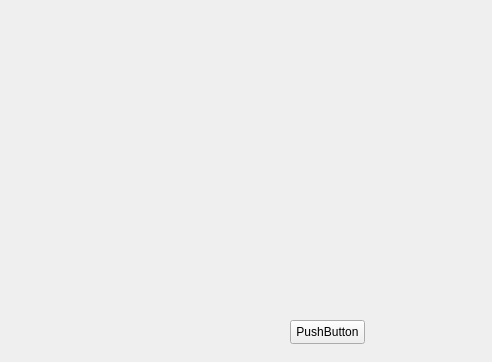
Before: the Qt Designer form mainwindow.ui in Pledoge/qt_template, drawn with Qt 5; both pictures show x 0 to 492 and y 0 to 362 of the 800 by 622 pixel window.
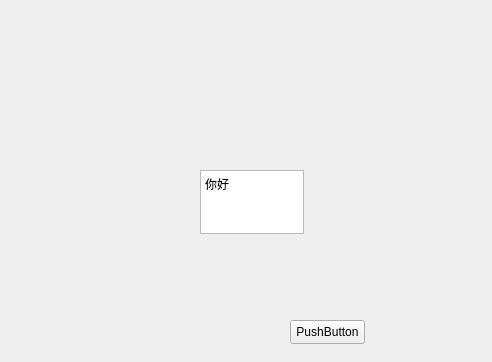
After: the same form once the commit is applied.

Patch:
```diff
--- a/mainwindow.ui
+++ b/mainwindow.ui
@@ -26,6 +26,26 @@
     <string>PushButton</string>
    </property>
   </widget>
+  <widget class="QTextEdit" name="textEdit">
+   <property name="geometry">
+    <rect>
+     <x>200</x>
+     <y>170</y>
+     <width>104</width>
+     <height>64</height>
+    </rect>
+   </property>
+   <property name="html">
+    <string>&lt;!DOCTYPE HTML PUBLIC &quot;-//W3C//DTD HTML 4.0//EN&quot; &quot;http://www.w3.org/TR/REC-html40/strict.dtd&quot;&gt;
+&lt;html&gt;&lt;head&gt;&lt;meta name=&quot;qrichtext&quot; content=&quot;1&quot; /&gt;&lt;meta charset=&quot;utf-8&quot; /&gt;&lt;style type=&quot;text/css&quot;&gt;
+p, li { white-space: pre-wrap; }
+hr { height: 1px; border-width: 0; }
+li.unchecked::marker { content: &quot;\2610&quot;; }
+li.checked::marker { content: &quot;\2612&quot;; }
+&lt;/style&gt;&lt;/head&gt;&lt;body style=&quot; font-family:'Microsoft YaHei UI'; font-size:9pt; font-weight:400; font-style:normal;&quot;&gt;
+&lt;p style=&quot; margin-top:0px; margin-bottom:0px; margin-left:0px; margin-right:0px; -qt-block-indent:0; text-indent:0px;&quot;&gt;你好&lt;/p&gt;&lt;/body&gt;&lt;/html&gt;</string>
+   </property>
+  </widget>
  </widget>
  <resources/>
  <connections/>
```
